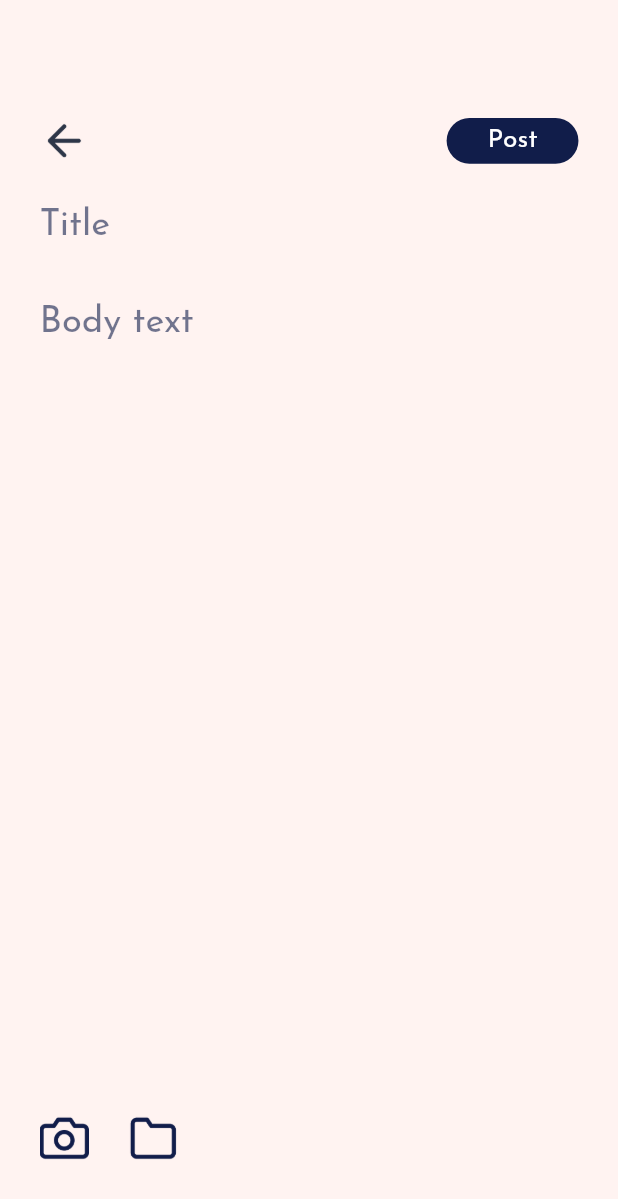
After one commit to ardaqwe35/COMP491_mobile_frontend, a Flutter app: the screen it shows after launch, item 2 of the bottom bar chosen, after a tap on "Post", on a phone screen of 412 x 824 dp. The commit adds this screen. Shown: the top 1199 px of the screen. Run offline on Flutter 3.47's test engine with Material 2 defaults, Android fonts, the phone set to English and light mode, and no system bars; drawn by our look-alikes of auto_size_text; our stand-ins replace flutter_screenutil, get, google_fonts.

Commit message:
some new screens and widgets

```diff
--- /dev/null
+++ b/comp491_mobile_frontend/lib/constants/routes.dart
@@ -0,0 +1,4 @@
+class Routes {
+  static String createScreen = '/createScreen';
+  static String homeScreen = '/homeScreen';
+}
--- a/comp491_mobile_frontend/lib/main.dart
+++ b/comp491_mobile_frontend/lib/main.dart
@@ -1,5 +1,8 @@
 import 'package:comp491_mobile_frontend/constants/app_colors.dart';
+import 'package:comp491_mobile_frontend/constants/routes.dart';
 import 'package:comp491_mobile_frontend/constants/text_styles.dart';
+import 'package:comp491_mobile_frontend/screens/create_screen.dart';
+import 'package:comp491_mobile_frontend/screens/home_screen.dart';
 import 'package:comp491_mobile_frontend/widgets/back_button.dart';
 import 'package:comp491_mobile_frontend/widgets/main_button.dart';
 import 'package:comp491_mobile_frontend/widgets/post_widget.dart';
@@ -40,53 +43,28 @@ class _MyAppState extends State<MyApp> with WidgetsBindingObserver {
             return MediaQuery(
               ///Setting font does not change with system font size
               data: MediaQuery.of(context).copyWith(textScaleFactor: 1.0),
-              child: Scaffold(
-                backgroundColor: AppColors.backgroundColor,
-                body: Container(
-                  width: 375.w,
-                  height: 812.h,
-                  child: Column(
-                    mainAxisAlignment: MainAxisAlignment.start,
-                    children: [
-                      SizedBox(
-                        height: 72.h,
-                      ),
-                      Padding(
-                        padding: EdgeInsets.symmetric(horizontal: 24.w),
-                        child: SearchWidget(),
-                      ),
-                      SizedBox(
-                        height: 24.h,
-                      ),
-                      PostWidget(
-                          type: PostType.assetAndText,
-                          asset: "assets/icons/camera.png",
-                          text: "SDFGHFJK",
-                          profileName: "asdsad",
-                          profileUrl: "asd"),
-                      Spacer(),
-                      TabbarWidget(),
-                    ],
-                  ),
-                ),
-              ),
+              child: widget!,
             );
           },
           theme: ThemeData(
-            appBarTheme: const AppBarTheme(),
             brightness: Brightness.light,
           ),
           darkTheme: ThemeData.dark(),
+          initialRoute: Routes.homeScreen,
           debugShowCheckedModeBanner: false,
           defaultTransition: Transition.rightToLeft,
           transitionDuration: const Duration(
             milliseconds: 300,
           ),
           getPages: [
-            // GetPage(
-            //   name: Routes.splash,
-            //   page: () => const SplashScreen(),
-            // ),
+            GetPage(
+              name: Routes.createScreen,
+              page: () => const CreateScreen(),
+            ),
+            GetPage(
+              name: Routes.homeScreen,
+              page: () => const HomeScreen(),
+            ),
           ],
         ),
       ),
--- /dev/null
+++ b/comp491_mobile_frontend/lib/screens/create_screen.dart
@@ -0,0 +1,91 @@
+import 'package:auto_size_text/auto_size_text.dart';
+import 'package:comp491_mobile_frontend/constants/app_colors.dart';
+import 'package:comp491_mobile_frontend/constants/text_styles.dart';
+import 'package:comp491_mobile_frontend/widgets/attachment_bar.dart';
+import 'package:comp491_mobile_frontend/widgets/back_button.dart';
+import 'package:comp491_mobile_frontend/widgets/main_button.dart';
+import 'package:comp491_mobile_frontend/widgets/top_menu.dart';
+import 'package:flutter/material.dart';
+import 'package:flutter/src/widgets/framework.dart';
+import 'package:flutter/src/widgets/placeholder.dart';
+import 'package:flutter_screenutil/flutter_screenutil.dart';
+
+class CreateScreen extends StatelessWidget {
+  const CreateScreen({super.key});
+
+  @override
+  Widget build(BuildContext context) {
+    return Scaffold(
+      backgroundColor: AppColors.backgroundColor,
+      body: Container(
+        child: Column(
+          children: [
+            SizedBox(
+              height: 60.h,
+            ),
+            Container(
+              width: 375.w,
+              height: 65.h,
+              padding: EdgeInsets.symmetric(horizontal: 24.w),
+              child: Row(
+                children: [
+                  BackButtonWidget(
+                    asset: 'assets/icons/leftArrowDark.png',
+                  ),
+                  Spacer(),
+                  MainButton(
+                    label: "Post",
+                    onTap: () {},
+                    isDisable: false,
+                    width: 80.w,
+                    height: 30.h,
+                    verticalPadding: EdgeInsets.zero,
+                    labelStyle: TextStyles.mainTextStyle
+                        .copyWith(fontSize: 16.sp, color: AppColors.white),
+                  ),
+                ],
+              ),
+            ),
+            Padding(
+              padding: EdgeInsets.symmetric(horizontal: 24.w),
+              child: TextField(
+                maxLength: 40,
+                maxLines: 1,
+                decoration: InputDecoration(
+                  hintText: 'Title',
+                  border: InputBorder.none,
+                  hintStyle: TextStyles.mainTextStyle
+                      .copyWith(color: AppColors.mainColor.withOpacity(0.6)),
+                  counterText: '',
+                ),
+              ),
+            ),
+            SizedBox(height: 16.h),
+            Padding(
+              padding: EdgeInsets.symmetric(horizontal: 24.w),
+              child: SizedBox(
+                height: 120.h,
+                child: TextField(
+                  maxLength: 280,
+                  maxLines: 8,
+                  decoration: InputDecoration(
+                    hintText: 'Body text',
+                    border: InputBorder.none,
+                    hintStyle: TextStyles.mainTextStyle
+                        .copyWith(color: AppColors.mainColor.withOpacity(0.6)),
+                    counterText: '',
+                  ),
+                ),
+              ),
+            ),
+            Spacer(),
+            AttachmentBar(),
+            SizedBox(
+              height: 48.h,
+            )
+          ],
+        ),
+      ),
+    );
+  }
+}
--- /dev/null
+++ b/comp491_mobile_frontend/lib/screens/home_screen.dart
@@ -0,0 +1,46 @@
+import 'package:comp491_mobile_frontend/constants/app_colors.dart';
+import 'package:comp491_mobile_frontend/widgets/post_widget.dart';
+import 'package:comp491_mobile_frontend/widgets/search_widget.dart';
+import 'package:comp491_mobile_frontend/widgets/tabbar_widget.dart';
+import 'package:flutter/material.dart';
+import 'package:flutter/src/widgets/framework.dart';
+import 'package:flutter/src/widgets/placeholder.dart';
+import 'package:flutter_screenutil/flutter_screenutil.dart';
+
+class HomeScreen extends StatelessWidget {
+  const HomeScreen({super.key});
+
+  @override
+  Widget build(BuildContext context) {
+    return Scaffold(
+      backgroundColor: AppColors.backgroundColor,
+      body: Container(
+        width: 375.w,
+        height: 812.h,
+        child: Column(
+          mainAxisAlignment: MainAxisAlignment.start,
+          children: [
+            SizedBox(
+              height: 72.h,
+            ),
+            Padding(
+              padding: EdgeInsets.symmetric(horizontal: 24.w),
+              child: SearchWidget(),
+            ),
+            SizedBox(
+              height: 24.h,
+            ),
+            PostWidget(
+                type: PostType.assetAndText,
+                asset: "assets/icons/camera.png",
+                text: "SDFGHFJK",
+                profileName: "asdsad",
+                profileUrl: "asd"),
+            Spacer(),
+            TabbarWidget(),
+          ],
+        ),
+      ),
+    );
+  }
+}
--- a/comp491_mobile_frontend/lib/screens/sign_up_screen.dart
+++ b/comp491_mobile_frontend/lib/screens/sign_up_screen.dart
@@ -0,0 +1,23 @@
+import 'package:comp491_mobile_frontend/constants/app_colors.dart';
+import 'package:flutter/material.dart';
+import 'package:flutter/src/widgets/framework.dart';
+import 'package:flutter/src/widgets/placeholder.dart';
+import 'package:flutter_screenutil/flutter_screenutil.dart';
+
+class SignUpScreen extends StatelessWidget {
+  const SignUpScreen({super.key});
+
+  @override
+  Widget build(BuildContext context) {
+    return Scaffold(
+      backgroundColor: AppColors.backgroundColor,
+      body: Container(
+        width: 375.w,
+        height: 812.h,
+        child: Column(
+          children: [],
+        ),
+      ),
+    );
+  }
+}
--- /dev/null
+++ b/comp491_mobile_frontend/lib/widgets/attachment_bar.dart
@@ -0,0 +1,35 @@
+import 'package:flutter/material.dart';
+import 'package:flutter/src/widgets/framework.dart';
+import 'package:flutter/src/widgets/placeholder.dart';
+import 'package:flutter_screenutil/flutter_screenutil.dart';
+
+class AttachmentBar extends StatelessWidget {
+  const AttachmentBar({super.key});
+
+  @override
+  Widget build(BuildContext context) {
+    return Container(
+      width: 375.w,
+      child: Row(
+        children: [
+          SizedBox(
+            width: 24.w,
+          ),
+          Image.asset(
+            'assets/icons/cameraDark.png',
+            width: 30.w,
+            height: 30.w,
+          ),
+          SizedBox(
+            width: 24.w,
+          ),
+          Image.asset(
+            'assets/icons/folderDark.png',
+            width: 30.w,
+            height: 30.w,
+          ),
+        ],
+      ),
+    );
+  }
+}
--- a/comp491_mobile_frontend/lib/widgets/tabbar_button.dart
+++ b/comp491_mobile_frontend/lib/widgets/tabbar_button.dart
@@ -10,12 +10,19 @@ import 'package:get/get.dart';
 class TabbarItemWidget extends StatelessWidget {
   final String asset;
   final String text;
+  final VoidCallback onTap;
 
-  const TabbarItemWidget({super.key, required this.asset, required this.text});
+  const TabbarItemWidget(
+      {super.key,
+      required this.asset,
+      required this.text,
+      required this.onTap});
 
   @override
   Widget build(BuildContext context) {
-    return Container(
+    return GestureDetector(
+      onTap: onTap,
+      child: Container(
         color: AppColors.white,
         width: 125.w,
         height: 96.h,
@@ -45,6 +52,7 @@ class TabbarItemWidget extends StatelessWidget {
             )
           ],
         ),
+      ),
     );
   }
 }
--- a/comp491_mobile_frontend/lib/widgets/tabbar_widget.dart
+++ b/comp491_mobile_frontend/lib/widgets/tabbar_widget.dart
@@ -1,3 +1,4 @@
+import 'package:comp491_mobile_frontend/screens/create_screen.dart';
 import 'package:comp491_mobile_frontend/widgets/tabbar_button.dart';
 import 'package:flutter/material.dart';
 import 'package:flutter/src/widgets/framework.dart';
@@ -14,8 +15,10 @@ class TabbarWidget extends StatelessWidget {
       children: [
         for (int i = 0; i < 3; i++)
           TabbarItemWidget(
-              asset: tabbarController.getTabbarItemAsset(i),
-              text: tabbarController.getTabbarItemString(i))
+            asset: tabbarController.getTabbarItemAsset(i),
+            text: tabbarController.getTabbarItemString(i),
+            onTap: tabbarController.getTabbarItemOnTap(i),
+          )
       ],
     );
   }
@@ -47,4 +50,19 @@ class TabbarController extends GetxController {
         return 'Home';
     }
   }
+
+  VoidCallback getTabbarItemOnTap(int index) {
+    switch (index) {
+      case 0:
+        return () {};
+      case 1:
+        return () {
+          Get.to(CreateScreen());
+        };
+      case 2:
+        return () {};
+      default:
+        return () {};
+    }
+  }
 }
```
Lines whose indentation alone changed are shown as unchanged.
